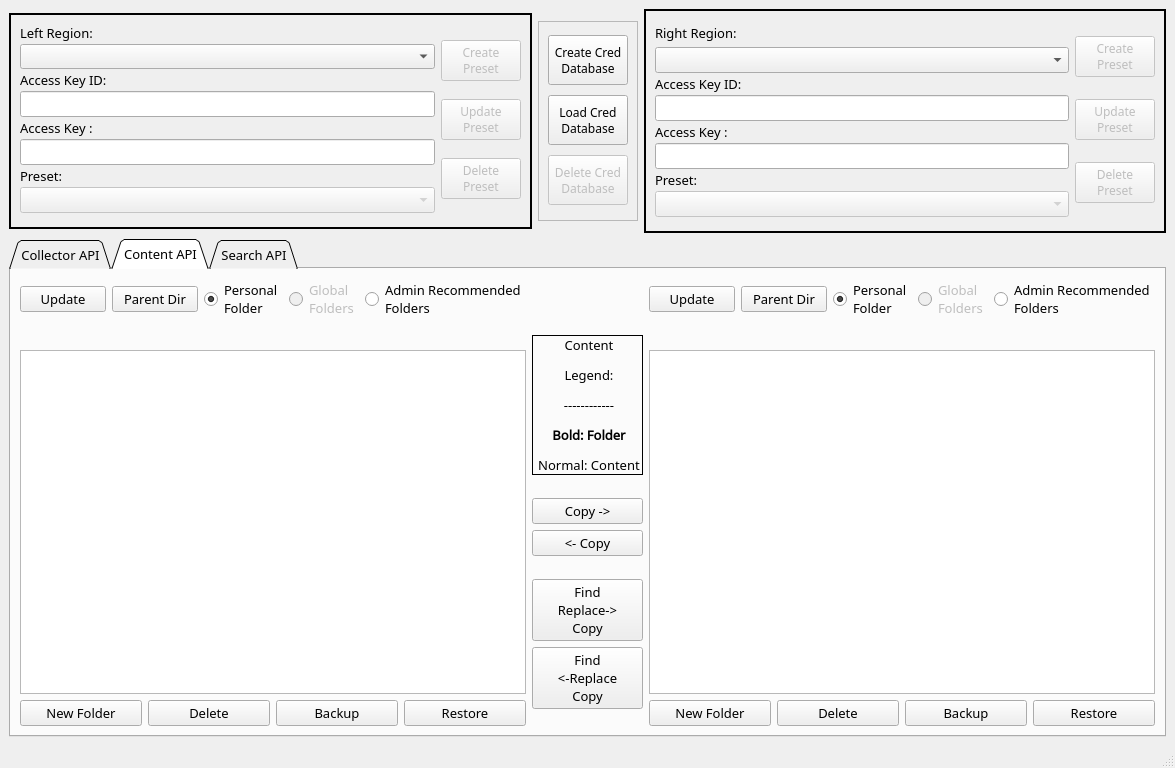
Before: the Qt Designer form data/sumotoolbox.ui in SumoLogic/sumologictoolbox, drawn with Qt 5.
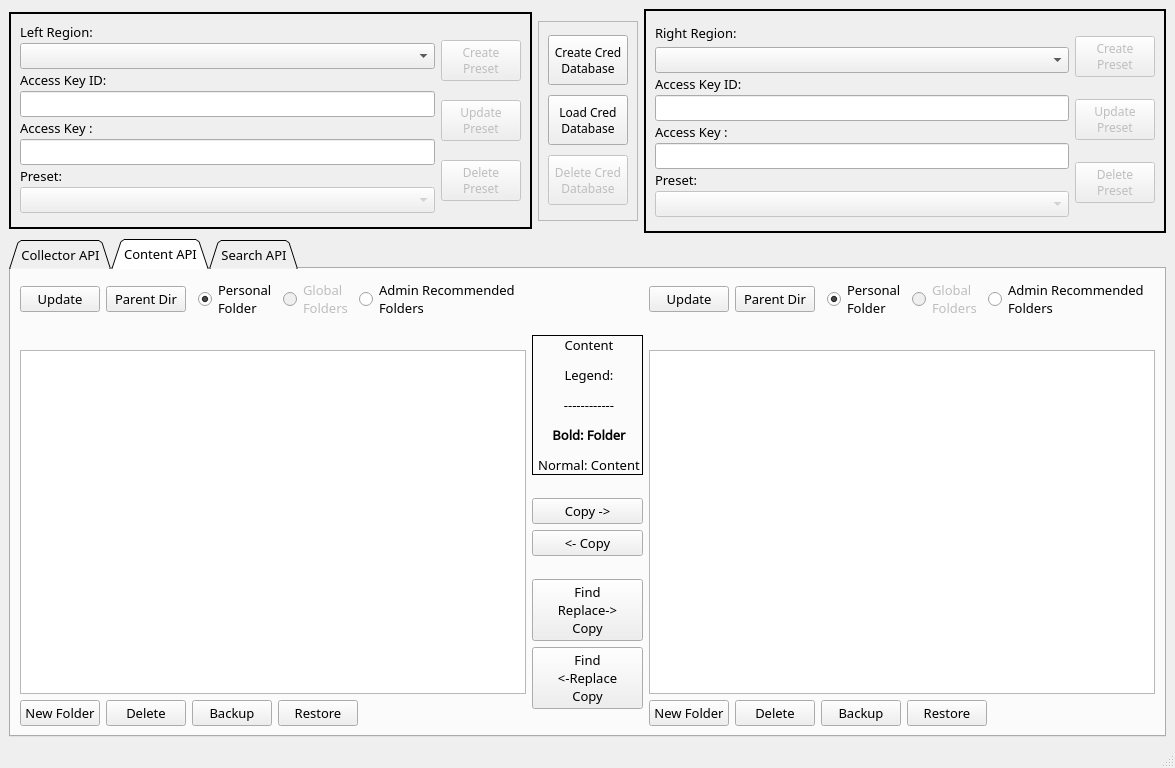
After: the same form once the commit is applied. The open tabs and pages were chosen to show the change.

What changed in the file:
```diff
--- a/data/sumotoolbox.ui
+++ b/data/sumotoolbox.ui
@@ -108,6 +108,7 @@
              <property name="font">
               <font>
                <family>Waree</family>
+               <pointsize>10</pointsize>
               </font>
              </property>
              <property name="contextMenuPolicy">
@@ -1231,6 +1232,12 @@
              <layout class="QHBoxLayout" name="horizontalLayoutContentTopPushButtonsLeft">
               <item>
                <widget class="QPushButton" name="pushButtonUpdateContentLeft">
+                <property name="maximumSize">
+                 <size>
+                  <width>85</width>
+                  <height>16777215</height>
+                 </size>
+                </property>
                 <property name="font">
                  <font>
                   <family>Noto Sans Gothic</family>
@@ -1247,11 +1254,36 @@
               </item>
               <item>
                <widget class="QPushButton" name="pushButtonParentDirContentLeft">
+                <property name="maximumSize">
+                 <size>
+                  <width>85</width>
+                  <height>16777215</height>
+                 </size>
+                </property>
+                <property name="font">
+                 <font>
+                  <family>Noto Sans Gothic</family>
+                  <pointsize>10</pointsize>
+                 </font>
+                </property>
                 <property name="text">
                  <string>Parent Dir</string>
                 </property>
                </widget>
               </item>
+              <item>
+               <spacer name="horizontalSpacer_19">
+                <property name="orientation">
+                 <enum>Qt::Horizontal</enum>
+                </property>
+                <property name="sizeHint" stdset="0">
+                 <size>
+                  <width>40</width>
+                  <height>20</height>
+                 </size>
+                </property>
+               </spacer>
+              </item>
              </layout>
             </item>
             <item>
@@ -1295,6 +1327,19 @@
                 </attribute>
                </widget>
               </item>
+              <item>
+               <spacer name="horizontalSpacer_17">
+                <property name="orientation">
+                 <enum>Qt::Horizontal</enum>
+                </property>
+                <property name="sizeHint" stdset="0">
+                 <size>
+                  <width>40</width>
+                  <height>20</height>
+                 </size>
+                </property>
+               </spacer>
+              </item>
              </layout>
             </item>
            </layout>
@@ -1323,6 +1368,12 @@
            <layout class="QHBoxLayout" name="horizontalLayoutContentBottomButtonsLeft">
             <item>
              <widget class="QPushButton" name="pushButtonContentNewFolderLeft">
+              <property name="maximumSize">
+               <size>
+                <width>85</width>
+                <height>16777215</height>
+               </size>
+              </property>
               <property name="text">
                <string>New Folder</string>
               </property>
@@ -1330,6 +1381,12 @@
             </item>
             <item>
              <widget class="QPushButton" name="pushButtonContentDeleteLeft">
+              <property name="maximumSize">
+               <size>
+                <width>85</width>
+                <height>16777215</height>
+               </size>
+              </property>
               <property name="text">
                <string>Delete</string>
               </property>
@@ -1337,6 +1394,12 @@
             </item>
             <item>
              <widget class="QPushButton" name="pushButtonContentBackupLeft">
+              <property name="maximumSize">
+               <size>
+                <width>85</width>
+                <height>16777215</height>
+               </size>
+              </property>
               <property name="text">
                <string>Backup</string>
               </property>
@@ -1344,11 +1407,30 @@
             </item>
             <item>
              <widget class="QPushButton" name="pushButtonContentRestoreLeft">
+              <property name="maximumSize">
+               <size>
+                <width>85</width>
+                <height>16777215</height>
+               </size>
+              </property>
               <property name="text">
                <string>Restore</string>
               </property>
              </widget>
             </item>
+            <item>
+             <spacer name="horizontalSpacer_15">
+              <property name="orientation">
+               <enum>Qt::Horizontal</enum>
+              </property>
+              <property name="sizeHint" stdset="0">
+               <size>
+                <width>40</width>
+                <height>20</height>
+               </size>
+              </property>
+             </spacer>
+            </item>
            </layout>
           </item>
          </layout>
@@ -1503,6 +1585,12 @@
              <layout class="QHBoxLayout" name="horizontalLayoutContentTopPushButtonsRight">
               <item>
                <widget class="QPushButton" name="pushButtonUpdateContentRight">
+                <property name="maximumSize">
+                 <size>
+                  <width>85</width>
+                  <height>16777215</height>
+                 </size>
+                </property>
                 <property name="font">
                  <font>
                   <family>Noto Sans Gothic</family>
@@ -1519,11 +1607,36 @@
               </item>
               <item>
                <widget class="QPushButton" name="pushButtonParentDirContentRight">
+                <property name="maximumSize">
+                 <size>
+                  <width>85</width>
+                  <height>16777215</height>
+                 </size>
+                </property>
+                <property name="font">
+                 <font>
+                  <family>Noto Sans Gothic</family>
+                  <pointsize>10</pointsize>
+                 </font>
+                </property>
                 <property name="text">
                  <string>Parent Dir</string>
                 </property>
                </widget>
               </item>
+              <item>
+               <spacer name="horizontalSpacer_20">
+                <property name="orientation">
+                 <enum>Qt::Horizontal</enum>
+                </property>
+                <property name="sizeHint" stdset="0">
+                 <size>
+                  <width>40</width>
+                  <height>20</height>
+                 </size>
+                </property>
+               </spacer>
+              </item>
              </layout>
             </item>
             <item>
@@ -1567,6 +1680,19 @@
                 </attribute>
                </widget>
               </item>
+              <item>
+               <spacer name="horizontalSpacer_18">
+                <property name="orientation">
+                 <enum>Qt::Horizontal</enum>
+                </property>
+                <property name="sizeHint" stdset="0">
+                 <size>
+                  <width>40</width>
+                  <height>20</height>
+                 </size>
+                </property>
+               </spacer>
+              </item>
              </layout>
             </item>
            </layout>
@@ -1598,6 +1724,12 @@
            <layout class="QHBoxLayout" name="horizontalLayoutContentBottomButtonsRight">
             <item>
              <widget class="QPushButton" name="pushButtonContentNewFolderRight">
+              <property name="maximumSize">
+               <size>
+                <width>85</width>
+                <height>16777215</height>
+               </size>
+              </property>
               <property name="text">
                <string>New Folder</string>
               </property>
@@ -1605,6 +1737,12 @@
             </item>
             <item>
              <widget class="QPushButton" name="pushButtonContentDeleteRight">
+              <property name="maximumSize">
+               <size>
+                <width>85</width>
+                <height>16777215</height>
+               </size>
+              </property>
               <property name="text">
                <string>Delete</string>
               </property>
@@ -1612,6 +1750,12 @@
             </item>
             <item>
              <widget class="QPushButton" name="pushButtonContentBackupRight">
+              <property name="maximumSize">
+               <size>
+                <width>85</width>
+                <height>16777215</height>
+               </size>
+              </property>
               <property name="text">
                <string>Backup</string>
               </property>
@@ -1619,11 +1763,30 @@
             </item>
             <item>
              <widget class="QPushButton" name="pushButtonContentRestoreRight">
+              <property name="maximumSize">
+               <size>
+                <width>85</width>
+                <height>16777215</height>
+               </size>
+              </property>
               <property name="text">
                <string>Restore</string>
               </property>
              </widget>
             </item>
+            <item>
+             <spacer name="horizontalSpacer_16">
+              <property name="orientation">
+               <enum>Qt::Horizontal</enum>
+              </property>
+              <property name="sizeHint" stdset="0">
+               <size>
+                <width>40</width>
+                <height>20</height>
+               </size>
+              </property>
+             </spacer>
+            </item>
            </layout>
           </item>
          </layout>
```
Left out of the diff: 32 changed lines with no effect on the pictures.
